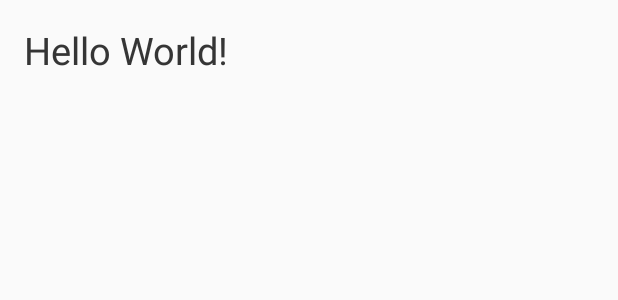
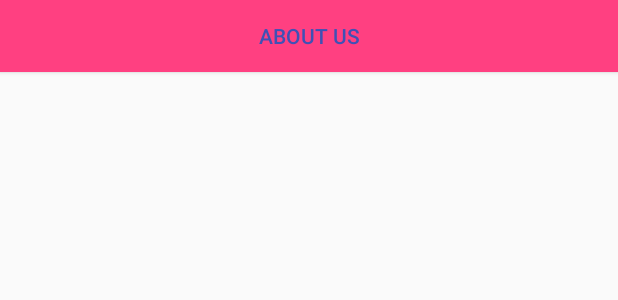
Before and after one commit to pafkiet/AndroidSpring2017, an Android app: the layout activity_main.xml on its own in the app's theme, with its tools: preview values and no code run, on a phone screen of 412 x 824 dp. Shown: the top 300 px of the screen. Run offline under Robolectric (Android 15) with nearby library versions, the phone set to English and light mode, and no system bars.

Commit message:
Lecture-02, User Interface, and layouts

```diff
--- a/app/src/main/java/com/pafkiet/androidspring17/MainActivity.java
+++ b/app/src/main/java/com/pafkiet/androidspring17/MainActivity.java
@@ -2,12 +2,18 @@ package com.pafkiet.androidspring17;
 
 import android.support.v7.app.AppCompatActivity;
 import android.os.Bundle;
+import android.widget.Button;
 
 public class MainActivity extends AppCompatActivity {
 
     @Override
     protected void onCreate(Bundle savedInstanceState) {
+
         super.onCreate(savedInstanceState);
+
         setContentView(R.layout.activity_main);
+
+        Button mButtonAbout = (Button) findViewById(R.id.main_button_about);
+        mButtonAbout.setText("PAF Button");
     }
 }
--- a/app/src/main/res/layout/activity_main.xml
+++ b/app/src/main/res/layout/activity_main.xml
@@ -1,24 +1,28 @@
 <?xml version="1.0" encoding="utf-8"?>
-<RelativeLayout xmlns:android="http://schemas.android.com/apk/res/android"
+<LinearLayout xmlns:android="http://schemas.android. com/apk/res/android"
+    xmlns:android1="http://schemas.android.com/apk/res/android"
     xmlns:tools="http://schemas.android.com/tools"
-    android:id="@+id/activity_main"
-    android:layout_width="match_parent"
-    android:layout_height="match_parent"
-    android:paddingBottom="@dimen/activity_vertical_margin"
-    android:paddingLeft="@dimen/activity_horizontal_margin"
-    android:paddingRight="@dimen/activity_horizontal_margin"
-    android:paddingTop="@dimen/activity_vertical_margin"
-    tools:context="com.pafkiet.androidspring17.MainActivity">
+    android1:layout_width="match_parent"
+    android1:layout_height="match_parent"
+    android1:orientation="vertical">
 
-    <TextView
-        android:textSize="25sp"
-        android:layout_width="wrap_content"
-        android:layout_height="wrap_content"
-        android:text="Hello World!" />
+    <Button
+        android1:id="@+id/main_button_about"
+        android1:layout_width="match_parent"
+        android1:textColor="@color/colorPrimary"
+        android1:background="@color/colorAccent"
+        android1:text="@string/label_button_about"
+        android1:layout_height="wrap_content" />
 
-    <TextView
-        android:textSize="25sp"
-        android:layout_width="wrap_content"
-        android:layout_height="wrap_content"
-        android:text="Hello World!" />
-</RelativeLayout>
+
+
+</LinearLayout>
+
+    <!--<RelativeLayout xmlns:android="http://schemas.android.com/apk/res/android"--><!--xmlns:tools="http://schemas.android.com/tools"--><!--android:id="@+id/activity_main"--><!--android:layout_width="match_parent"--><!--android:layout_height="match_parent"--><!--android:paddingBottom="@dimen/activity_vertical_margin"--><!--android:paddingLeft="@dimen/activity_horizontal_margin"--><!--android:paddingRight="@dimen/activity_horizontal_margin"--><!--android:paddingTop="@dimen/activity_vertical_margin"--><!--tools:context="com.pafkiet.androidspring17.MainActivity">-->
+
+    <!--<TextView--><!--android:textSize="25sp"--><!--android:layout_width="wrap_content"--><!--android:layout_height="wrap_content"--><!--android:text="Hello World!" />-->
+
+    <!--<TextView--><!--android:textSize="25sp"--><!--android:layout_width="wrap_content"--><!--android:layout_height="wrap_content"--><!--android:text="Hello World!" />-->
+
+
+    <!--</RelativeLayout>-->
--- a/app/src/main/res/values/colors.xml
+++ b/app/src/main/res/values/colors.xml
@@ -3,4 +3,7 @@
     <color name="colorPrimary">#3F51B5</color>
     <color name="colorPrimaryDark">#303F9F</color>
     <color name="colorAccent">#FF4081</color>
+
+    <color name="mywhite">#FFFFFF</color>
+    <color name="orange">#FF4081</color>
 </resources>
--- a/app/src/main/res/values/strings.xml
+++ b/app/src/main/res/values/strings.xml
@@ -1,3 +1,4 @@
 <resources>
     <string name="app_name">AndroidSpring2017</string>
+    <string name="label_button_about">About Us</string>
 </resources>
```
Also changed, not shown: 1 other file.
